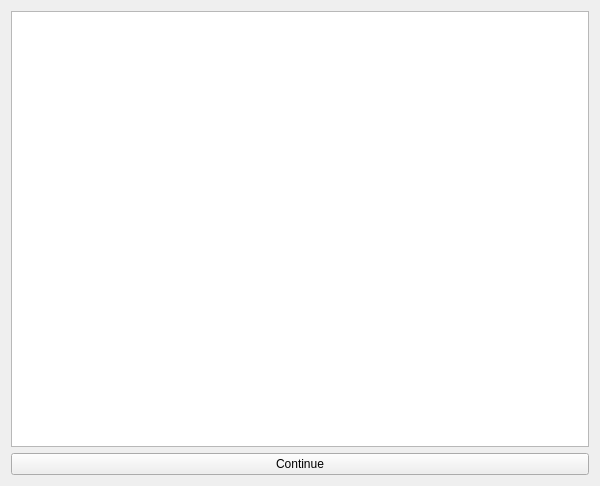
First picture: the form in src/multiFirmwareUpdateDialog.ui, repository christophe-calmejane/Hive, before the edit.
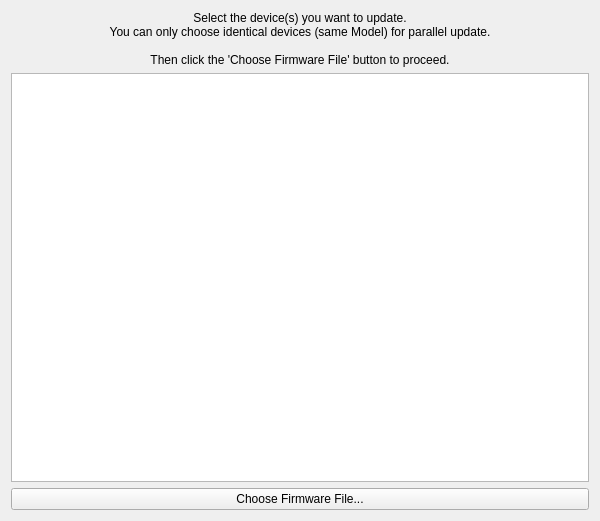
Second picture: the form after the edit.

Commit message: Improved readability of Firmware update dialog

```diff
--- a/src/multiFirmwareUpdateDialog.ui
+++ b/src/multiFirmwareUpdateDialog.ui
@@ -7,13 +7,50 @@
     <x>0</x>
     <y>0</y>
     <width>600</width>
-    <height>486</height>
+    <height>521</height>
    </rect>
   </property>
   <property name="windowTitle">
    <string>Form</string>
   </property>
   <layout class="QVBoxLayout" name="verticalLayout">
+   <item>
+    <widget class="QLabel" name="descriptionLabel">
+     <property name="sizePolicy">
+      <sizepolicy hsizetype="Expanding" vsizetype="Minimum">
+       <horstretch>0</horstretch>
+       <verstretch>0</verstretch>
+      </sizepolicy>
+     </property>
+     <property name="locale">
+      <locale language="English" country="UnitedStates"/>
+     </property>
+     <property name="text">
+      <string>Select the device(s) you want to update.
+You can only choose identical devices (same Model) for parallel update.
+
+Then click the 'Choose Firmware File' button to proceed.</string>
+     </property>
+     <property name="scaledContents">
+      <bool>false</bool>
+     </property>
+     <property name="alignment">
+      <set>Qt::AlignCenter</set>
+     </property>
+     <property name="wordWrap">
+      <bool>true</bool>
+     </property>
+     <property name="margin">
+      <number>0</number>
+     </property>
+     <property name="indent">
+      <number>-1</number>
+     </property>
+     <property name="textInteractionFlags">
+      <set>Qt::NoTextInteraction</set>
+     </property>
+    </widget>
+   </item>
    <item>
     <widget class="QTableView" name="controllerTableView"/>
    </item>
@@ -22,7 +59,7 @@
      <item>
       <widget class="QPushButton" name="buttonContinue">
        <property name="text">
-        <string>Continue</string>
+        <string>Choose Firmware File...</string>
        </property>
       </widget>
      </item>
```
The commit also changes 2 other files.
